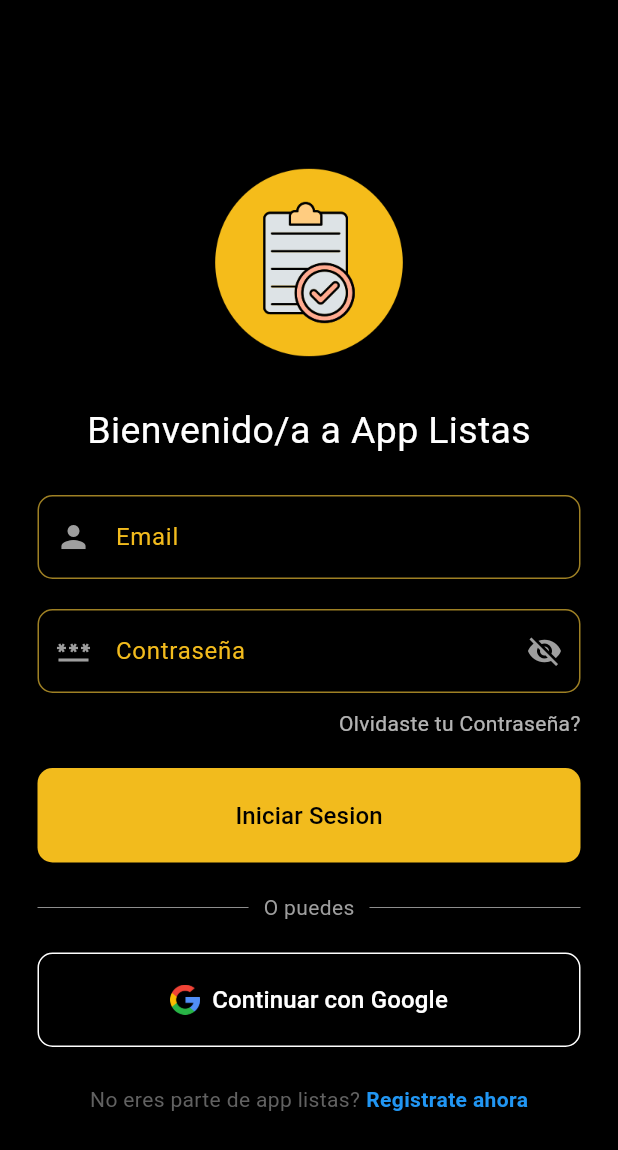
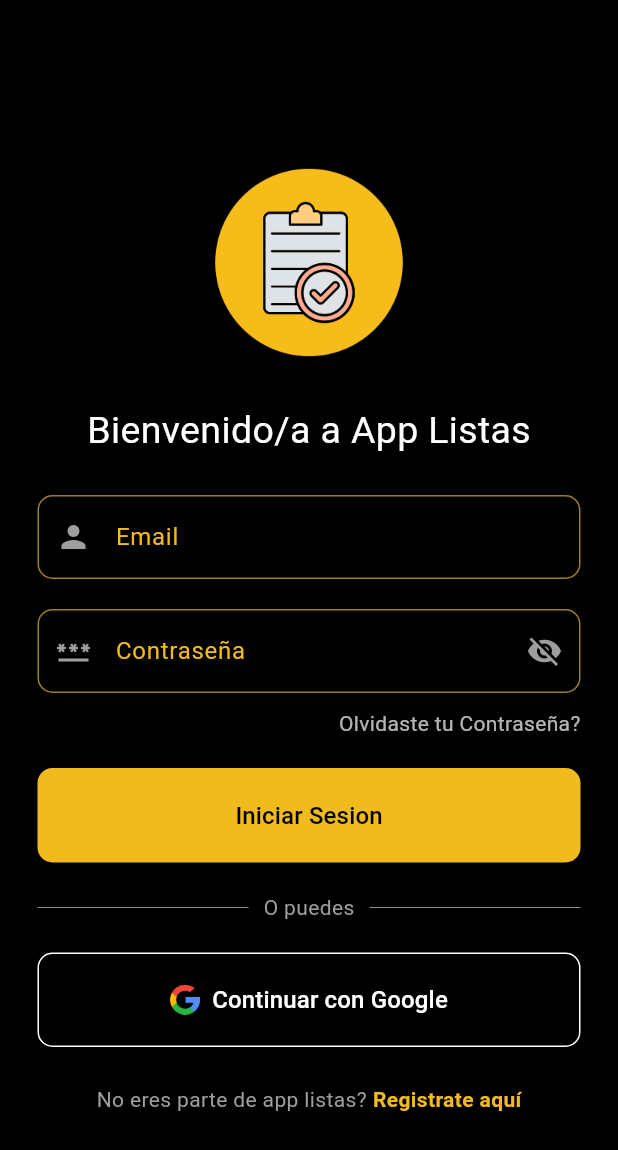
Before and after one commit to fededellavalle/listify, a Flutter app: the screen it shows after launch, on a phone screen of 412 x 824 dp. Shown: the top 1150 px of the screen. Run offline on Flutter 3.47's test engine with Material 3 defaults, Android fonts, the phone set to English and light mode, and no system bars; our stand-ins replace cloud_firestore, device_preview, firebase_auth, firebase_core, firebase_storage, google_fonts and 4 more; accounts and stored records are empty.

Commit message:
Terminando el login

```diff
--- a/lib/login/login.dart
+++ b/lib/login/login.dart
@@ -366,7 +366,7 @@ class _LoginFormState extends State<LoginForm> {
                 children: [
                   Text(
                     'No eres parte de app listas?',
-                    style: GoogleFonts.roboto(color: Colors.grey[700]),
+                    style: GoogleFonts.roboto(color: Colors.grey),
                   ),
                   const SizedBox(width: 4),
                   GestureDetector(
@@ -375,12 +375,11 @@ class _LoginFormState extends State<LoginForm> {
                         context,
                         MaterialPageRoute(builder: (context) => RegisterPage()),
                       );
-                      print('Registrate ahora presionado');
                     },
                     child: Text(
-                      'Registrate ahora',
+                      'Registrate aquí',
                       style: GoogleFonts.roboto(
-                        color: Colors.blue,
+                        color: Color.fromARGB(255, 242, 187, 29),
                         fontWeight: FontWeight.bold,
                       ),
                     ),
```
